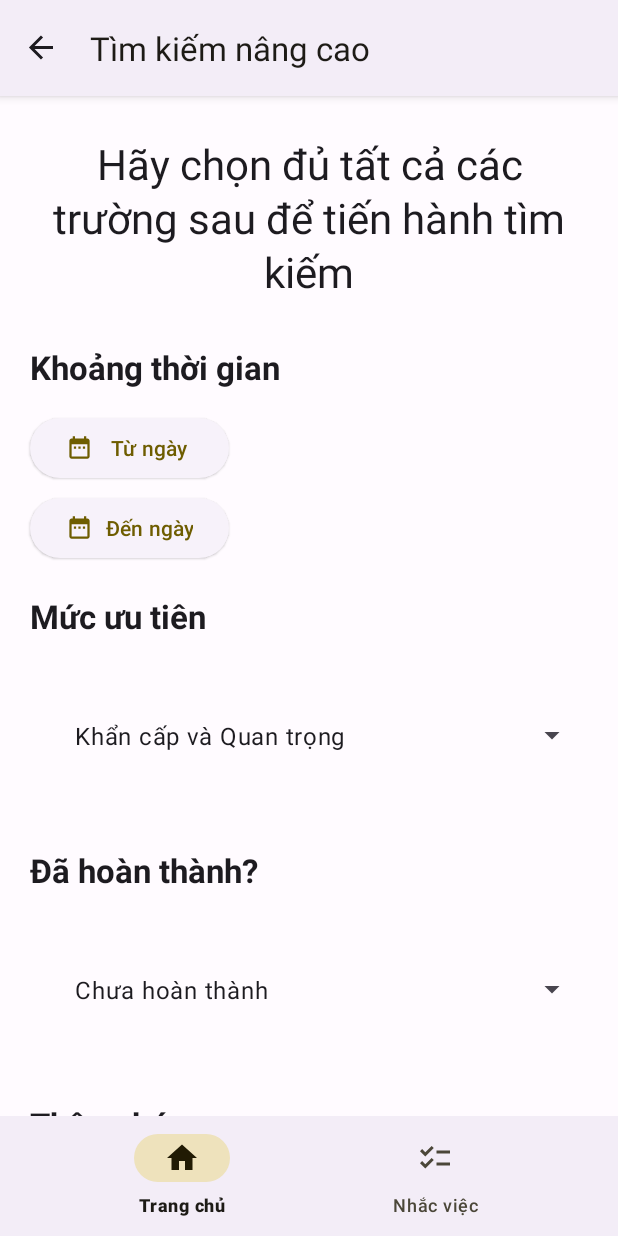
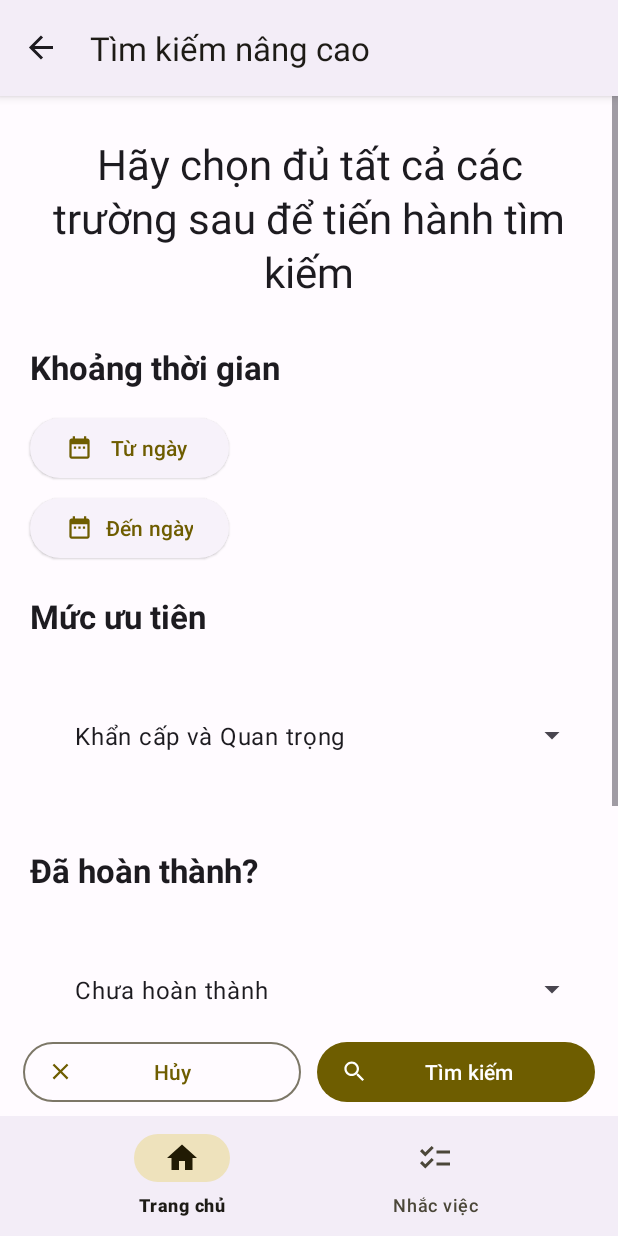
Before and after one commit to dominh2000/WeatherApp, an Android app: the FragmentAdvancedSearchToDo screen opened through its navigation route, on a phone screen of 412 x 824 dp. Run offline under Robolectric (Android 15) with nearby library versions, the phone set to English and light mode, and no system bars; our stand-ins replace Firebase (no records; nobody signed in at launch, a user with empty details on screens opened directly), navigation-ui; libraries missing offline, so code that uses them is left out: coil.decode, com.firebase.ui; pictures from the network do not load; 8 statements that could not run were skipped.

Commit message:
Bổ sung cho Tìm kiếm nâng cao, sửa các one-shot request của Dao sang suspend fun

```diff
--- /dev/null
+++ b/app/src/main/res/drawable/ic_list.xml
@@ -0,0 +1,5 @@
+<vector android:autoMirrored="true" android:height="24dp"
+    android:tint="?attr/colorControlNormal" android:viewportHeight="24"
+    android:viewportWidth="24" android:width="24dp" xmlns:android="http://schemas.android.com/apk/res/android">
+    <path android:fillColor="?attr/colorControlNormal" android:pathData="M3,13h2v-2L3,11v2zM3,17h2v-2L3,15v2zM3,9h2L5,7L3,7v2zM7,13h14v-2L7,11v2zM7,17h14v-2L7,15v2zM7,7v2h14L21,7L7,7z"/>
+</vector>
--- a/app/src/main/res/layout/fragment_add_update_delete_to_do.xml
+++ b/app/src/main/res/layout/fragment_add_update_delete_to_do.xml
@@ -202,8 +202,8 @@
         android:layout_width="match_parent"
         android:layout_height="wrap_content"
         android:layout_alignParentBottom="true"
+        android:layout_marginHorizontal="10dp"
         android:layout_marginVertical="5dp"
-        android:layout_marginHorizontal="10dp"
         android:weightSum="2">
 
         <Button
--- a/app/src/main/res/layout/fragment_advanced_search_to_do.xml
+++ b/app/src/main/res/layout/fragment_advanced_search_to_do.xml
@@ -1,14 +1,37 @@
 <?xml version="1.0" encoding="utf-8"?>
-<androidx.core.widget.NestedScrollView xmlns:android="http://schemas.android.com/apk/res/android"
+<androidx.constraintlayout.widget.ConstraintLayout xmlns:android="http://schemas.android.com/apk/res/android"
     xmlns:tools="http://schemas.android.com/tools"
     android:layout_width="match_parent"
     android:layout_height="match_parent"
     xmlns:app="http://schemas.android.com/apk/res-auto"
     tools:context=".fragments.FragmentAdvancedSearchToDo">
 
+    <com.google.android.material.progressindicator.LinearProgressIndicator
+        android:id="@+id/status_indicator"
+        android:layout_width="match_parent"
+        android:layout_height="wrap_content"
+        android:indeterminate="true"
+        app:indeterminateAnimationType="disjoint"
+        app:layout_constraintEnd_toEndOf="parent"
+        app:layout_constraintStart_toStartOf="parent"
+        app:layout_constraintTop_toTopOf="parent"
+        app:trackCornerRadius="10dp"
+        app:trackThickness="6dp"
+        android:visibility="gone"
+        tools:visibility="visible"/>
+
+    <ScrollView
+        android:id="@+id/scroll_view_content"
+        android:layout_width="match_parent"
+        android:layout_height="0dp"
+        app:layout_constraintStart_toStartOf="parent"
+        app:layout_constraintTop_toBottomOf="@id/status_indicator"
+        app:layout_constraintEnd_toEndOf="parent"
+        app:layout_constraintBottom_toTopOf="@id/linear_buttons">
+
         <androidx.constraintlayout.widget.ConstraintLayout
             android:layout_width="match_parent"
-        android:layout_height="match_parent"
+            android:layout_height="wrap_content"
             android:padding="10dp">
 
             <com.google.android.material.textview.MaterialTextView
@@ -158,43 +181,38 @@
                 android:layout_marginStart="10dp"
                 android:layout_marginEnd="10dp"
                 android:spinnerMode="dialog"/>
+        </androidx.constraintlayout.widget.ConstraintLayout>
+    </ScrollView>
+
+    <androidx.appcompat.widget.LinearLayoutCompat
+        android:id="@+id/linear_buttons"
+        android:layout_width="match_parent"
+        android:layout_height="wrap_content"
+        android:layout_marginHorizontal="10dp"
+        android:layout_marginVertical="5dp"
+        android:weightSum="2"
+        app:layout_constraintStart_toStartOf="parent"
+        app:layout_constraintEnd_toEndOf="parent"
+        app:layout_constraintBottom_toBottomOf="parent">
+
+        <Button
+            android:id="@+id/cancel_action"
+            style="@style/Widget.Material3.Button.OutlinedButton.Icon"
+            android:layout_width="0dp"
+            android:layout_height="wrap_content"
+            android:layout_marginHorizontal="5dp"
+            android:layout_weight="1"
+            android:text="Hủy"
+            app:icon="@drawable/ic_clear" />
 
         <Button
             android:id="@+id/advanced_search_action"
             style="@style/Widget.Material3.Button.Icon"
-            android:layout_width="wrap_content"
+            android:layout_width="0dp"
             android:layout_height="wrap_content"
-            android:layout_marginTop="32dp"
+            android:layout_marginHorizontal="5dp"
             android:text="Tìm kiếm"
-            app:layout_constraintEnd_toEndOf="parent"
-            app:layout_constraintStart_toStartOf="parent"
-            app:layout_constraintTop_toBottomOf="@+id/notified_spinner"
-            app:icon="@drawable/ic_search"/>
-
-        <androidx.recyclerview.widget.RecyclerView
-            android:id="@+id/recycler_view_advanced_search"
-            android:layout_width="match_parent"
-            android:layout_height="wrap_content"
-            app:layout_constraintTop_toBottomOf="@id/advanced_search_action"
-            app:layout_constraintStart_toStartOf="parent"
-            app:layout_constraintEnd_toEndOf="parent"
-            app:layout_constraintBottom_toBottomOf="parent"
-            app:layoutManager="androidx.recyclerview.widget.LinearLayoutManager"
-            android:layout_marginTop="10dp"
-            android:padding="0dp"
-            android:clipToPadding="false"/>
-
-        <com.google.android.material.textview.MaterialTextView
-            android:id="@+id/text_empty_search_result"
-            android:layout_width="wrap_content"
-            android:layout_height="wrap_content"
-            android:textAppearance="?attr/textAppearanceHeadline6"
-            android:text="@string/empty_search_result"
-            app:layout_constraintStart_toStartOf="parent"
-            app:layout_constraintTop_toBottomOf="@id/advanced_search_action"
-            app:layout_constraintBottom_toBottomOf="parent"
-            app:layout_constraintEnd_toEndOf="parent"
-            android:layout_marginTop="32dp"
-            android:layout_marginBottom="32dp"/>
+            app:icon="@drawable/ic_search"
+            android:layout_weight="1"/>
+    </androidx.appcompat.widget.LinearLayoutCompat>
 </androidx.constraintlayout.widget.ConstraintLayout>
-</androidx.core.widget.NestedScrollView>
--- a/app/src/main/res/layout/fragment_list_to_do.xml
+++ b/app/src/main/res/layout/fragment_list_to_do.xml
@@ -13,7 +13,8 @@
             android:layout_gravity="top|start"
             android:padding="5dp"
             android:clipToPadding="false"
-            android:scrollbars="vertical"/>
+            android:scrollbars="vertical"
+            tools:listitem="@layout/item_to_do"/>
 
         <com.google.android.material.floatingactionbutton.ExtendedFloatingActionButton
             android:id="@+id/button_add"
--- a/app/src/main/res/layout/fragment_open_weather_overview.xml
+++ b/app/src/main/res/layout/fragment_open_weather_overview.xml
@@ -136,7 +136,8 @@
             app:layout_constraintEnd_toEndOf="parent"
             app:layout_constraintStart_toStartOf="parent"
             app:layout_constraintTop_toTopOf="@id/divider_horizontal"
-            app:listDataOW="@{viewModel.forecast5Days.fiveDaysForecast}" />
+            app:listDataOW="@{viewModel.forecast5Days.fiveDaysForecast}"
+            tools:listitem="@layout/open_weather_item"/>
 
     </androidx.constraintlayout.widget.ConstraintLayout>
 
--- a/app/src/main/res/navigation/to_do_graph.xml
+++ b/app/src/main/res/navigation/to_do_graph.xml
@@ -96,11 +96,33 @@
         android:label="@string/label_fragment_advanced_search_to_do"
         tools:layout="@layout/fragment_advanced_search_to_do">
         <action
-            android:id="@+id/action_fragmentAdvancedSearchToDo_to_fragmentAddToDo"
+            android:id="@+id/action_fragmentAdvancedSearchToDo_to_fragmentAdvancedSearchToDoResult"
+            app:destination="@id/fragmentAdvancedSearchToDoResult"
+            app:enterAnim="@anim/slide_in_right"
+            app:exitAnim="@anim/slide_out_left"
+            app:popEnterAnim="@anim/slide_in_left"
+            app:popExitAnim="@anim/slide_out_right" />
+    </fragment>
+    <fragment
+        android:id="@+id/fragmentAdvancedSearchToDoResult"
+        android:name="com.example.weatherkotlin.fragments.FragmentAdvancedSearchToDoResult"
+        android:label="@string/label_fragment_advanced_search_to_do_result"
+        tools:layout="@layout/fragment_advanced_search_to_do_result">
+        <action
+            android:id="@+id/action_fragmentAdvancedSearchToDoResult_to_fragmentAddToDo"
             app:destination="@id/fragmentAddToDo"
             app:enterAnim="@anim/slide_in_right"
             app:exitAnim="@anim/slide_out_left"
             app:popEnterAnim="@anim/slide_in_left"
             app:popExitAnim="@anim/slide_out_right" />
+        <action
+            android:id="@+id/action_fragmentAdvancedSearchToDoResult_to_fragmentListToDo"
+            app:destination="@id/fragmentListToDo"
+            app:enterAnim="@anim/slide_in_right"
+            app:exitAnim="@anim/slide_out_left"
+            app:popEnterAnim="@anim/slide_in_left"
+            app:popExitAnim="@anim/slide_out_right"
+            app:popUpTo="@id/fragmentListToDo"
+            app:popUpToInclusive="true" />
     </fragment>
 </navigation>
--- a/app/src/main/res/values/strings.xml
+++ b/app/src/main/res/values/strings.xml
@@ -10,6 +10,7 @@
     <string name="label_fragment_update_delete_to_do">Sửa nhắc việc</string>
     <string name="label_fragment_simple_search_to_do">Tìm kiếm theo tên</string>
     <string name="label_fragment_advanced_search_to_do">Tìm kiếm nâng cao</string>
+    <string name="label_fragment_advanced_search_to_do_result">Kết quả tìm kiếm</string>
     <string name="label_fragment_ow_overview">Thời tiết OpenWeather</string>
 
     <string name="temperature">%1$.1f&#176;C</string>
```
Also changed, not shown: app/src/main/java/com/example/weatherkotlin/database/TaskDao.kt (+8 -8 lines), app/src/main/java/com/example/weatherkotlin/fragments/FragmentAdvancedSearchToDo.kt (+32 -27 lines), app/src/main/java/com/example/weatherkotlin/fragments/FragmentAdvancedSearchToDoResult.kt (added, +60 -0 lines), app/src/main/java/com/example/weatherkotlin/repository/ToDoRepository.kt (+15 -33 lines), app/src/main/java/com/example/weatherkotlin/viewmodels/ToDoViewModel.kt (+18 -22 lines), app/src/main/res/layout/fragment_advanced_search_to_do_result.xml (added, +55 -0 lines). Lines whose indentation alone changed are shown as unchanged.
